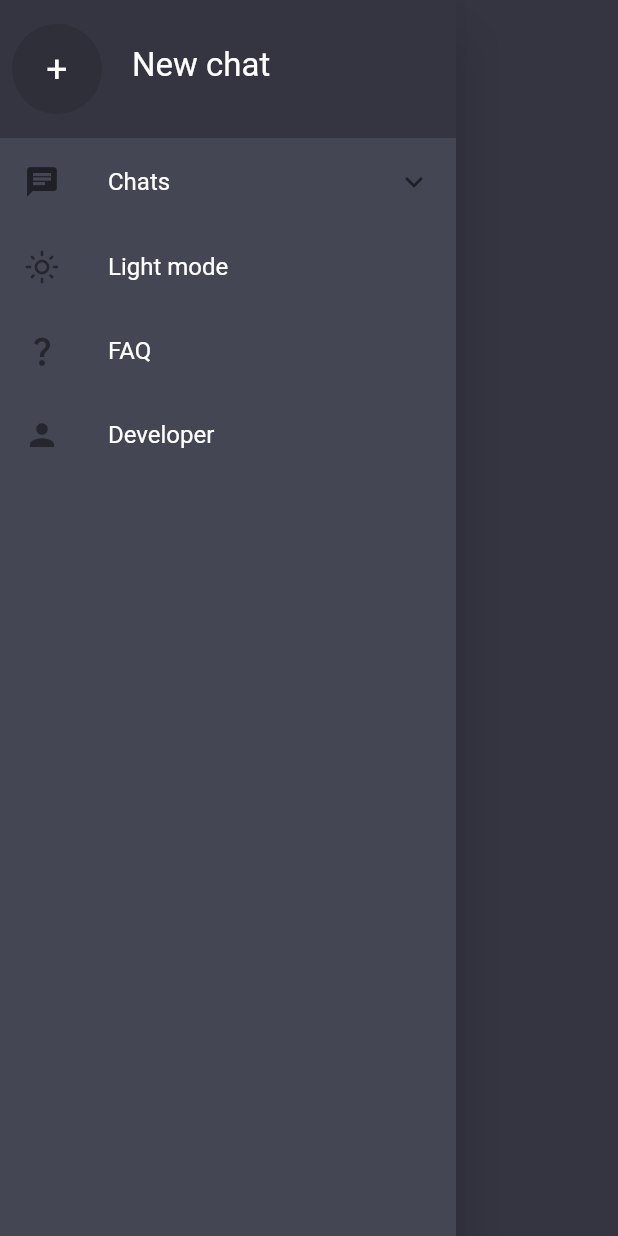
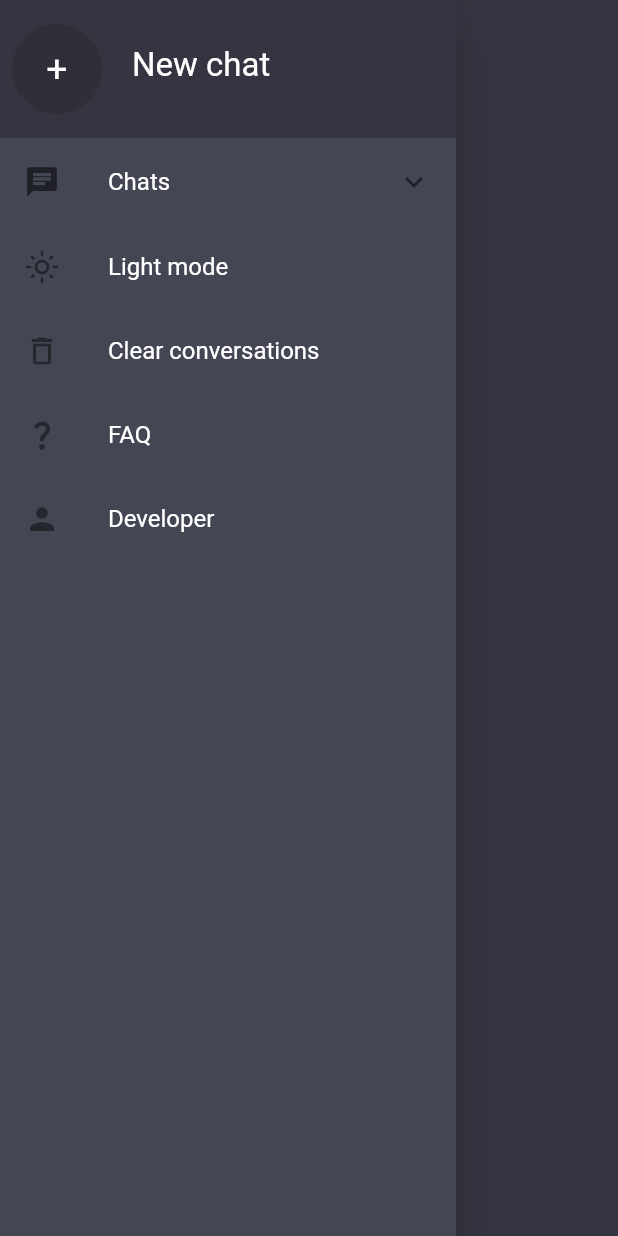
Before and after one commit to ialakey/chatGPT, a Flutter app: the AppDrawer widget shown alone on an empty page, opened directly, on a phone screen of 412 x 824 dp. Run offline on Flutter 3.47's test engine with Material 2 defaults, Android fonts, the phone set to English and light mode, and no system bars; our stand-ins replace animated_text_kit, flutter_spinkit; network calls fail.

Commit message:
adding item menu

```diff
--- a/lib/widgets/chat_widget.dart
+++ b/lib/widgets/chat_widget.dart
@@ -58,7 +58,7 @@ class ChatWidget extends StatelessWidget {
                         displayFullTextOnTap: true,
                         totalRepeatCount: 1,
                         animatedTexts: [
-                          TyperAnimatedText(_translate(msg.trim()),),
+                          TyperAnimatedText(_encoding(msg.trim()),),
                   ]),
                 ),
                       ),
@@ -90,7 +90,7 @@ class ChatWidget extends StatelessWidget {
     );
   }
 
-  String _translate(String msg) {
+  String _encoding(String msg) {
     const codec = Latin1Codec(allowInvalid: false);
     final encoded = codec.encode(msg);
     return utf8.decode(encoded);
--- a/lib/widgets/drawer_widget.dart
+++ b/lib/widgets/drawer_widget.dart
@@ -94,6 +94,11 @@ class _AppDrawerState extends State<AppDrawer> {
                 onTap: () {Navigator.push(context, MaterialPageRoute(builder: (context) => const ChatScreen()));},
               ),
               ListTile(
+                leading: const Icon(Icons.delete_outline),
+                title: const Text('Clear conversations', style: TextStyle(color: Colors.white)),
+                onTap: () {Navigator.push(context, MaterialPageRoute(builder: (context) => const ChatScreen()));},
+              ),
+              ListTile(
                 leading: const Icon(Icons.question_mark),
                 title: const Text('FAQ', style: TextStyle(color: Colors.white)),
                 onTap: () async {
```
